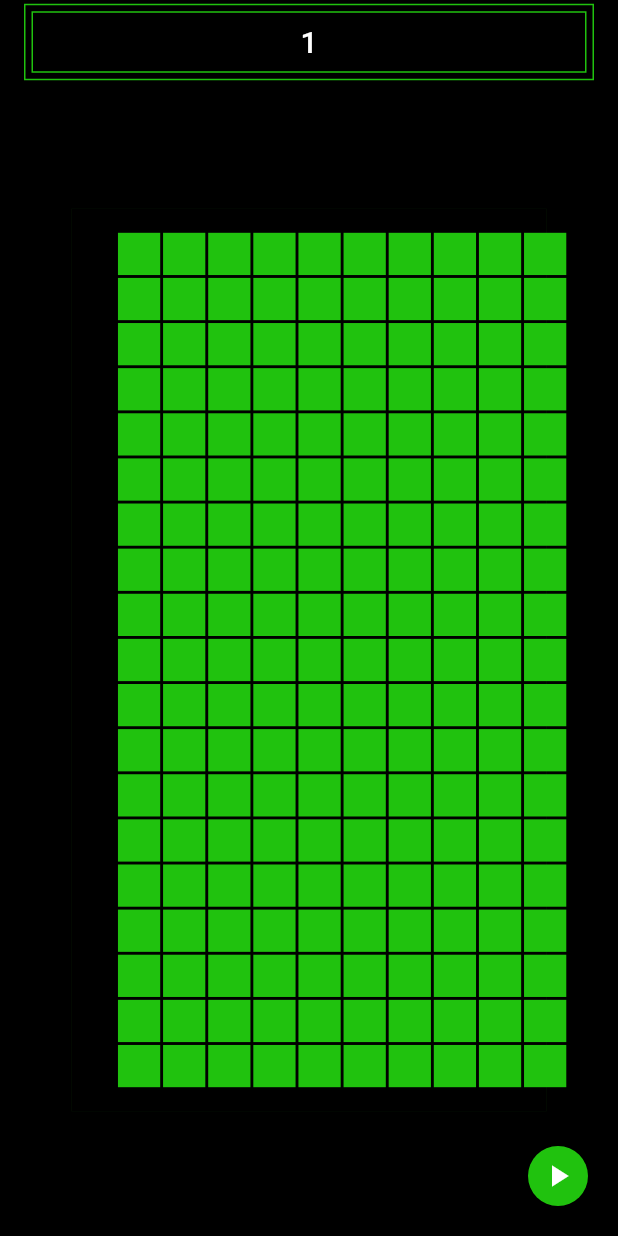
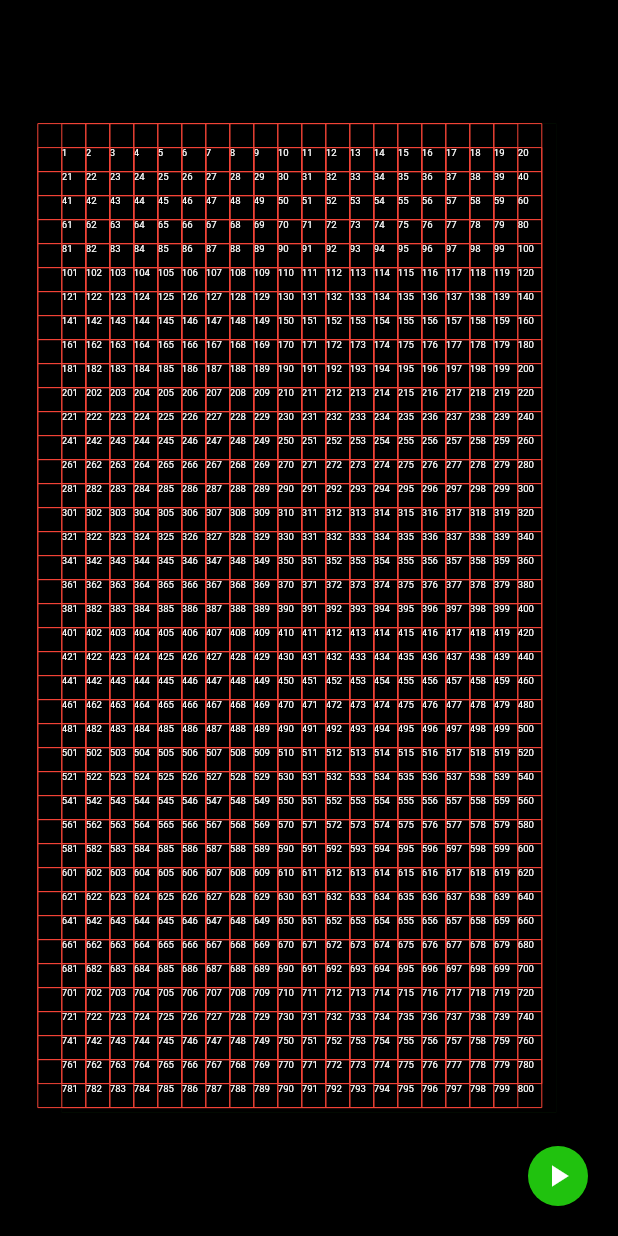
Before and after one commit to victoreronmosele/game-of-life, a Flutter app: the screen it shows after launch, on a phone screen of 412 x 824 dp. Run offline on Flutter 3.47's test engine with Material 2 defaults, Android fonts, the phone set to English and light mode, and no system bars.

Commit message:
Use Stack to layout grid cells

```diff
--- a/lib/ui/screens/game_screen.dart
+++ b/lib/ui/screens/game_screen.dart
@@ -14,14 +14,11 @@ class GameScreen extends StatefulWidget {
 
 class _GameScreenState extends State<GameScreen>
     with SingleTickerProviderStateMixin {
-  final double _screenPadding = 10.0;
-  final int _numberOfBoxRows = 20;
+  final double _screenPadding = 8.0;
+  final double _boxHeightDimension = 20;
   final Duration _interval = Duration(milliseconds: 500);
 
-  GlobalKey _customPaintKey = GlobalKey();
-  Size _customPaintSize;
   List<Cell> _listOfCells = [];
-  double _boxHeightDimension;
   int _generation = 0;
   bool _isGameRunning;
   bool _minimizeGame;
@@ -43,7 +40,6 @@ class _GameScreenState extends State<GameScreen>
 
     _isGameRunning = false;
     _minimizeGame = true;
-    WidgetsBinding.instance.addPostFrameCallback(_getCustomPaintSize);
     WidgetsBinding.instance.addPostFrameCallback(getListOfCells);
   }
 
@@ -100,25 +96,27 @@ class _GameScreenState extends State<GameScreen>
   }
 
   void getListOfCells(_) {
-    setState(() {
-      _boxHeightDimension = _customPaintSize.height / _numberOfBoxRows;
-    });
+    final int numberOfBoxRows =
+        MediaQuery.of(context).size.height ~/ _boxHeightDimension;
+    final int numberOfBoxColumns =
+        MediaQuery.of(context).size.width ~/ _boxHeightDimension;
 
-    final radius = _boxHeightDimension / 2;
-    final int numberOfBoxColumns =
-        (_customPaintSize.width - _screenPadding) ~/ _boxHeightDimension;
+    final double halfBoxHeightDimension = _boxHeightDimension / 2;
 
-    Offset offset = Offset(radius, radius);
+    for (var rowIndex = 1; rowIndex < numberOfBoxRows; rowIndex++) {
+      num dy = rowIndex * _boxHeightDimension;
+      for (var columnIndex = 0;
+          columnIndex < numberOfBoxColumns;
+          columnIndex++) {
+        num dx = columnIndex * _boxHeightDimension;
+        Offset offset = Offset(dx, dy);
 
-    for (var i = 1; i < _numberOfBoxRows; i++) {
-      offset = Offset(radius, i * _boxHeightDimension);
+        _listOfCells.add(Cell(
+            // Random().nextBool()
+            // ? CellState.alive :
 
-      for (var i = 0; i < numberOfBoxColumns; i++) {
-        var newOffsetDx = offset.dx + _boxHeightDimension;
-        var newOffsetDy = offset.dy;
-        offset = Offset(newOffsetDx, newOffsetDy);
-        _listOfCells.add(Cell(
-            Random().nextBool() ? CellState.alive : CellState.dead, offset));
+            CellState.dead,
+            offset));
       }
     }
 
@@ -127,47 +125,41 @@ class _GameScreenState extends State<GameScreen>
     });
   }
 
-  _getCustomPaintSize(_) {
-    final RenderBox containerRenderBox =
-        _customPaintKey.currentContext.findRenderObject();
-    _customPaintSize = containerRenderBox.size;
-  }
-
   @override
   Widget build(BuildContext context) {
     return SafeArea(
       child: Scaffold(
         backgroundColor: AppColors.black,
-        appBar: AppBar(
-          automaticallyImplyLeading: false,
-          backgroundColor: AppColors.transparent,
-          elevation: 0.0,
-          title: Container(
-            decoration: BoxDecoration(
-              border: Border.all(color: AppColors.hackerGreen),
-            ),
-            child: Padding(
-              padding: const EdgeInsets.all(4.0),
-              child: Container(
-                decoration: BoxDecoration(
-                    border: Border.all(
-                  color: AppColors.hackerGreen,
-                )),
-                child: Padding(
-                  padding: const EdgeInsets.all(8.0),
-                  child: Center(
-                    child: Text(
-                      _generation.toString(),
-                      style: TextStyle(color: AppColors.white),
-                    ),
-                  ),
-                ),
-              ),
-            ),
-          ),
-        ),
+        // appBar: AppBar(
+        //   automaticallyImplyLeading: false,
+        //   backgroundColor: AppColors.transparent,
+        //   elevation: 0.0,
+        //   title: Container(
+        //     decoration: BoxDecoration(
+        //       border: Border.all(color: AppColors.hackerGreen),
+        //     ),
+        //     child: Padding(
+        //       padding: const EdgeInsets.all(4.0),
+        //       child: Container(
+        //         decoration: BoxDecoration(
+        //             border: Border.all(
+        //           color: AppColors.hackerGreen,
+        //         )),
+        //         child: Padding(
+        //           padding: const EdgeInsets.all(8.0),
+        //           child: Center(
+        //             child: Text(
+        //               _generation.toString(),
+        //               style: TextStyle(color: AppColors.white),
+        //             ),
+        //           ),
+        //         ),
+        //       ),
+        //     ),
+        //   ),
+        // ),
         body: Padding(
-          padding: const EdgeInsets.all(8.0),
+          padding: const EdgeInsets.all(0.0),
           child: GestureDetector(
             onVerticalDragUpdate: (DragUpdateDetails dragUpdateDetails) {
               _dragUpdateDetails = dragUpdateDetails;
@@ -189,15 +181,7 @@ class _GameScreenState extends State<GameScreen>
                   color: AppColors.black,
                   child: RepaintBoundary(
                     child: Center(
-                      child: CustomPaint(
-                        key: _customPaintKey,
-                        painter: GameOfLifePainter(
-                            padding: 2 * _screenPadding,
-                            numberOfBoxRows: _numberOfBoxRows,
-                            listOfCells: _listOfCells,
-                            boxHeightDimension: _boxHeightDimension),
-                        child: Container(),
-                      ),
+                      child: _buildGridCells(),
                     ),
                   ),
                 ),
@@ -221,6 +205,23 @@ class _GameScreenState extends State<GameScreen>
     );
   }
 
+  Widget _buildGridCells() {
+    List<Widget> widgetList = [];
+
+    for (var i = 0; i < _listOfCells.length; i++) {
+      Cell cell = _listOfCells.elementAt(i);
+
+      widgetList.add(CustomPaint(
+        painter: GameOfLifePainter(cell: cell, boxHeight: _boxHeightDimension),
+        child: Container(),
+      ));
+    }
+
+    return Stack(
+      children: widgetList,
+    );
+  }
+
   IconData _buildPlayPauseButton() =>
       _isGameRunning ? Icons.pause : Icons.play_arrow;
 
@@ -228,11 +229,11 @@ class _GameScreenState extends State<GameScreen>
       _dragUpdateDetails.delta.direction.isNegative;
 }
 
+int i = 0;
+
 class GameOfLifePainter extends CustomPainter {
-  final double padding;
-  final int numberOfBoxRows;
-  final List<Cell> listOfCells;
-  final boxHeightDimension;
+  final Cell cell;
+  final double boxHeight;
 
   static final Paint _aliveCellPaint = Paint()
     ..color = AppColors.hackerGreen
@@ -241,38 +242,28 @@ class GameOfLifePainter extends CustomPainter {
     ..color = AppColors.red
     ..style = PaintingStyle.stroke;
 
-  GameOfLifePainter(
-      {@required this.padding,
-      @required this.numberOfBoxRows,
-      @required this.listOfCells,
-      @required this.boxHeightDimension});
+  GameOfLifePainter({@required this.cell, @required this.boxHeight});
 
   @override
   void paint(Canvas canvas, Size size) {
+    i++;
+    print(i);
     drawGrid(
-      listOfCells: listOfCells,
-      boxHeightDimension: boxHeightDimension,
       canvas: canvas,
       size: size,
     );
   }
 
   void drawGrid({
-    @required List<Cell> listOfCells,
-    @required double boxHeightDimension,
     @required Canvas canvas,
     @required Size size,
   }) {
-    for (var i = 0; i < listOfCells.length; i++) {
-      Cell currentCell = listOfCells.elementAt(i);
-      CellState currentCellState = currentCell.cellState;
-      final paint = currentCellState == CellState.alive
-          ? _aliveCellPaint
-          : _deadCellPaint;
+    CellState currentCellState = cell.cellState;
+    final paint =
+        currentCellState == CellState.alive ? _aliveCellPaint : _deadCellPaint;
 
-      Offset centerPoint = currentCell.point;
-      Rect rect = Rect.fromCircle(
-          center: centerPoint, radius: boxHeightDimension - padding);
+    Offset centerPoint = cell.point;
+    Rect rect = Rect.fromCircle(center: centerPoint, radius: boxHeight);
     canvas.drawRect(rect, paint);
 
     if (currentCellState == CellState.dead) {
@@ -281,7 +272,7 @@ class GameOfLifePainter extends CustomPainter {
         fontSize: 8,
       );
       final textSpan = TextSpan(
-          text: '💀',
+        text: i.toString(),
         style: textStyle,
       );
       final textPainter = TextPainter(
@@ -297,7 +288,6 @@ class GameOfLifePainter extends CustomPainter {
       textPainter.paint(canvas, centerPoint);
     }
   }
-  }
 
   @override
   bool shouldRepaint(GameOfLifePainter oldDelegate) {
```
Also changed, not shown: pubspec.lock, 1 other file. Lines whose indentation alone changed are shown as unchanged.
